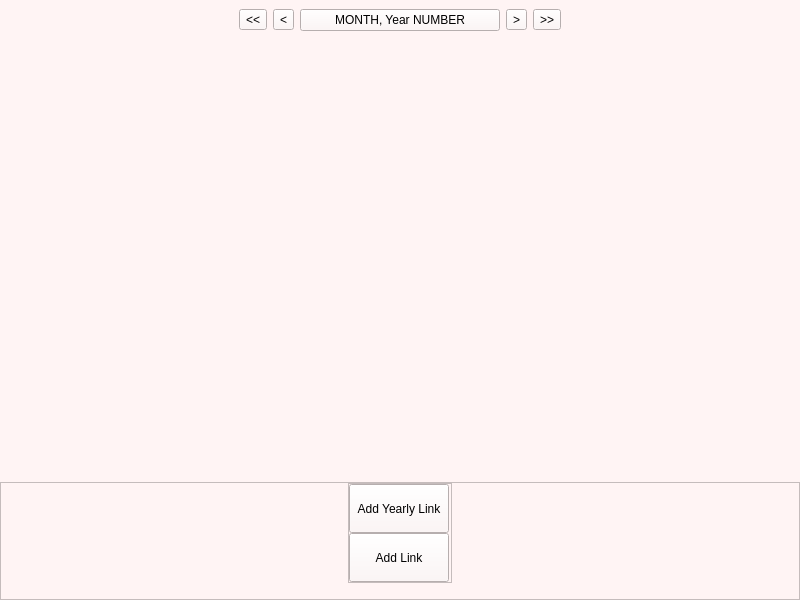
This is ui/editors/calendareditor.ui in ilyayae/SpaceTimeHeart as Qt 5 draws it before an edit. The edited form follows.
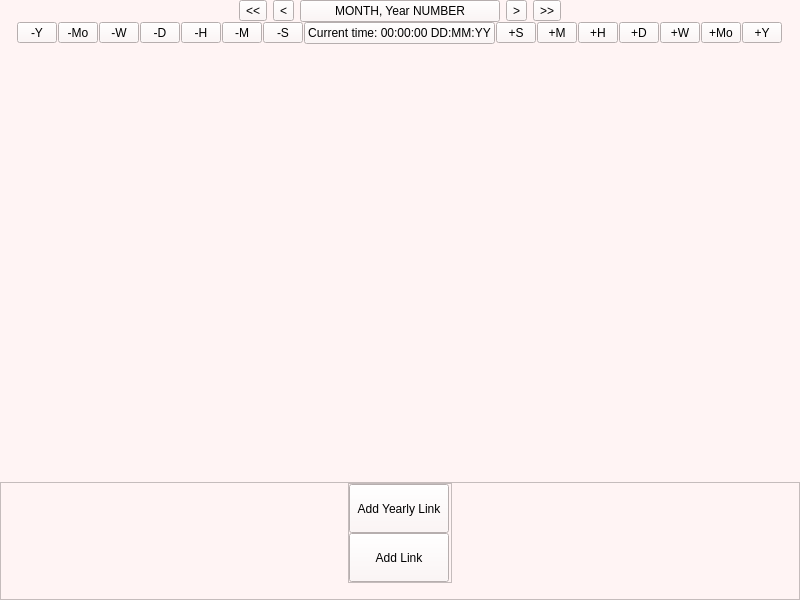
This is the edited form.

Patch:
```diff
--- a/ui/editors/calendareditor.ui
+++ b/ui/editors/calendareditor.ui
@@ -19,6 +19,12 @@
 }</string>
   </property>
   <widget class="QWidget" name="centralwidget">
+   <property name="minimumSize">
+    <size>
+     <width>800</width>
+     <height>0</height>
+    </size>
+   </property>
    <layout class="QVBoxLayout" name="verticalLayout">
     <property name="spacing">
      <number>0</number>
@@ -35,7 +41,7 @@
     <property name="bottomMargin">
      <number>0</number>
     </property>
-    <item alignment="Qt::AlignmentFlag::AlignHCenter">
+    <item alignment="Qt::AlignmentFlag::AlignHCenter|Qt::AlignmentFlag::AlignVCenter">
      <widget class="QWidget" name="DateNavigator" native="true">
       <property name="sizePolicy">
        <sizepolicy hsizetype="Preferred" vsizetype="Fixed">
@@ -43,10 +49,22 @@
         <verstretch>0</verstretch>
        </sizepolicy>
       </property>
+      <property name="maximumSize">
+       <size>
+        <width>16777215</width>
+        <height>16777215</height>
+       </size>
+      </property>
       <property name="layoutDirection">
        <enum>Qt::LayoutDirection::LeftToRight</enum>
       </property>
       <layout class="QHBoxLayout" name="horizontalLayout">
+       <property name="topMargin">
+        <number>0</number>
+       </property>
+       <property name="bottomMargin">
+        <number>0</number>
+       </property>
        <item>
         <widget class="QToolButton" name="PrevYear">
          <property name="text">
@@ -97,6 +115,219 @@
       </layout>
      </widget>
     </item>
+    <item alignment="Qt::AlignmentFlag::AlignHCenter|Qt::AlignmentFlag::AlignVCenter">
+     <widget class="QWidget" name="CurrentDateNavigator" native="true">
+      <property name="enabled">
+       <bool>true</bool>
+      </property>
+      <property name="minimumSize">
+       <size>
+        <width>0</width>
+        <height>0</height>
+       </size>
+      </property>
+      <layout class="QHBoxLayout" name="horizontalLayout_6">
+       <property name="spacing">
+        <number>1</number>
+       </property>
+       <property name="topMargin">
+        <number>0</number>
+       </property>
+       <property name="bottomMargin">
+        <number>0</number>
+       </property>
+       <item>
+        <widget class="QToolButton" name="minusYear">
+         <property name="minimumSize">
+          <size>
+           <width>40</width>
+           <height>0</height>
+          </size>
+         </property>
+         <property name="text">
+          <string>-Y</string>
+         </property>
+        </widget>
+       </item>
+       <item>
+        <widget class="QToolButton" name="minusMonth">
+         <property name="minimumSize">
+          <size>
+           <width>40</width>
+           <height>0</height>
+          </size>
+         </property>
+         <property name="text">
+          <string>-Mo</string>
+         </property>
+        </widget>
+       </item>
+       <item>
+        <widget class="QToolButton" name="minusWeek">
+         <property name="minimumSize">
+          <size>
+           <width>40</width>
+           <height>0</height>
+          </size>
+         </property>
+         <property name="text">
+          <string>-W</string>
+         </property>
+        </widget>
+       </item>
+       <item>
+        <widget class="QToolButton" name="minusDay">
+         <property name="minimumSize">
+          <size>
+           <width>40</width>
+           <height>0</height>
+          </size>
+         </property>
+         <property name="text">
+          <string>-D</string>
+         </property>
+        </widget>
+       </item>
+       <item>
+        <widget class="QToolButton" name="minusHour">
+         <property name="minimumSize">
+          <size>
+           <width>40</width>
+           <height>0</height>
+          </size>
+         </property>
+         <property name="text">
+          <string>-H</string>
+         </property>
+        </widget>
+       </item>
+       <item>
+        <widget class="QToolButton" name="minusMinute">
+         <property name="minimumSize">
+          <size>
+           <width>40</width>
+           <height>0</height>
+          </size>
+         </property>
+         <property name="text">
+          <string>-M</string>
+         </property>
+        </widget>
+       </item>
+       <item>
+        <widget class="QToolButton" name="minusSecond">
+         <property name="minimumSize">
+          <size>
+           <width>40</width>
+           <height>0</height>
+          </size>
+         </property>
+         <property name="text">
+          <string>-S</string>
+         </property>
+        </widget>
+       </item>
+       <item>
+        <widget class="QPushButton" name="pushButton">
+         <property name="text">
+          <string>Current time: 00:00:00 DD:MM:YY</string>
+         </property>
+        </widget>
+       </item>
+       <item>
+        <widget class="QToolButton" name="plusSecond">
+         <property name="minimumSize">
+          <size>
+           <width>40</width>
+           <height>0</height>
+          </size>
+         </property>
+         <property name="text">
+          <string>+S</string>
+         </property>
+        </widget>
+       </item>
+       <item>
+        <widget class="QToolButton" name="plusMinute">
+         <property name="minimumSize">
+          <size>
+           <width>40</width>
+           <height>0</height>
+          </size>
+         </property>
+         <property name="text">
+          <string>+M</string>
+         </property>
+        </widget>
+       </item>
+       <item>
+        <widget class="QToolButton" name="plusHour">
+         <property name="minimumSize">
+          <size>
+           <width>40</width>
+           <height>0</height>
+          </size>
+         </property>
+         <property name="text">
+          <string>+H</string>
+         </property>
+        </widget>
+       </item>
+       <item>
+        <widget class="QToolButton" name="plusDay">
+         <property name="minimumSize">
+          <size>
+           <width>40</width>
+           <height>0</height>
+          </size>
+         </property>
+         <property name="text">
+          <string>+D</string>
+         </property>
+        </widget>
+       </item>
+       <item>
+        <widget class="QToolButton" name="plusWeek">
+         <property name="minimumSize">
+          <size>
+           <width>40</width>
+           <height>0</height>
+          </size>
+         </property>
+         <property name="text">
+          <string>+W</string>
+         </property>
+        </widget>
+       </item>
+       <item>
+        <widget class="QToolButton" name="plusMonth">
+         <property name="minimumSize">
+          <size>
+           <width>40</width>
+           <height>0</height>
+          </size>
+         </property>
+         <property name="text">
+          <string>+Mo</string>
+         </property>
+        </widget>
+       </item>
+       <item>
+        <widget class="QToolButton" name="plusYear">
+         <property name="minimumSize">
+          <size>
+           <width>40</width>
+           <height>0</height>
+          </size>
+         </property>
+         <property name="text">
+          <string>+Y</string>
+         </property>
+        </widget>
+       </item>
+      </layout>
+     </widget>
+    </item>
     <item>
      <widget class="QWidget" name="DayHolder" native="true">
       <property name="sizePolicy">
```
